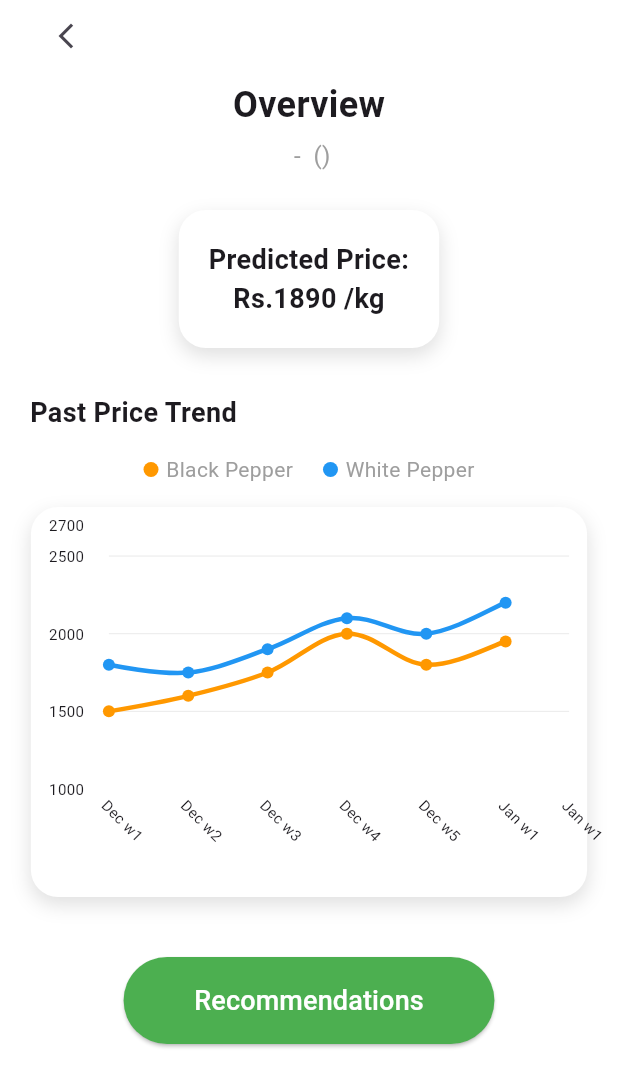
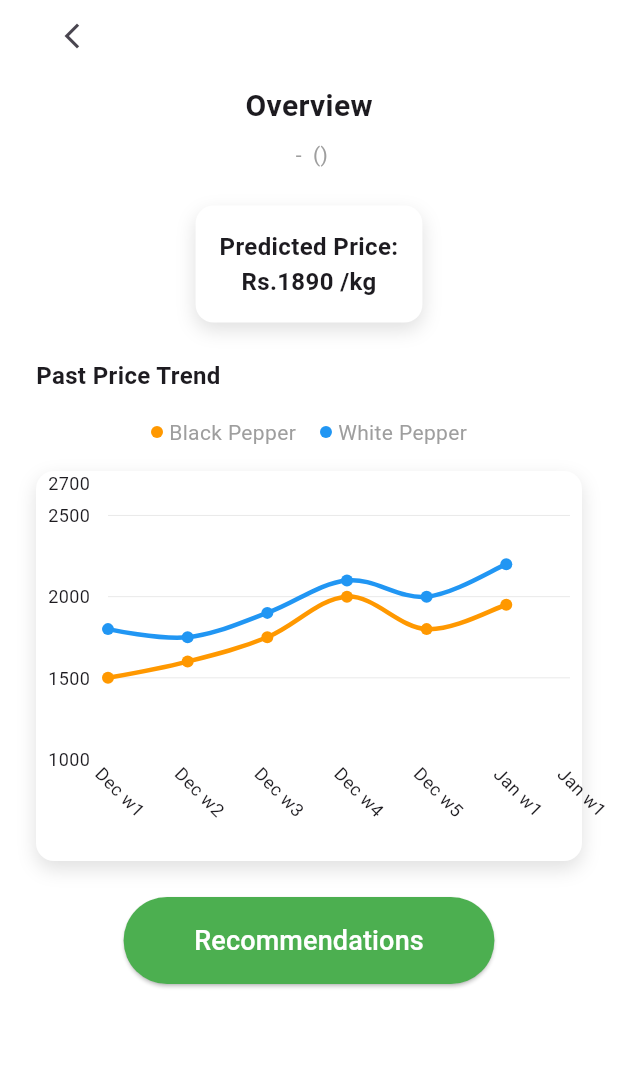
Before and after one commit to JanudiAdhikari/Research-Project, a Flutter app: the WeeklyPrediction screen opened directly with empty values, on a phone screen of 412 x 824 dp. Shown: the top 1087 px of the screen. Run offline on Flutter 3.47's test engine with Material 3 defaults, Android fonts, the phone set to English and light mode, and no system bars; drawn by our look-alikes of fl_chart; our stand-ins replace camera, cloud_firestore, firebase_auth, firebase_core, firebase_storage, flutter_secure_storage and 4 more; accounts and stored records are empty; Roboto replaces fonts that are missing (Poppins).

Commit message:
Improved screen responsiveness

```diff
--- a/mobile-app/lib/features/market_forecast/weekly_prediction.dart
+++ b/mobile-app/lib/features/market_forecast/weekly_prediction.dart
@@ -1,8 +1,8 @@
 import 'package:CeylonPepper/features/market_forecast/recommendations.dart';
 import 'package:fl_chart/fl_chart.dart';
 import 'package:flutter/material.dart';
+import '../../utils/responsive.dart';
 
-// Weekly pepper price prediction chart view
 class WeeklyPrediction extends StatelessWidget {
   final String? year;
   final String? month;
@@ -44,54 +44,56 @@ class WeeklyPrediction extends StatelessWidget {
   final Color blackPepperColor = Colors.orange;
   final Color whitePepperColor = Colors.blue;
 
-  /// Get the Monday date of a given week number in a month
-  DateTime getWeekStartDate(int year, int month, int weekNumber) {
-    final firstDay = DateTime(year, month, 1);
-    final dayOfWeek = firstDay.weekday; // Monday=1
-    final offset = (dayOfWeek == 1) ? 0 : (8 - dayOfWeek);
-    final firstMonday = firstDay.add(Duration(days: offset));
-    return firstMonday.add(Duration(days: 7 * (weekNumber - 1)));
-  }
-
-  /// Generate previous 6 weeks in chronological order (oldest first)
-  List<Map<String, int>> generatePreviousWeeks(
+  // Generate previous N weeks from selected year/month/week
+  List<Map<String, dynamic>> generatePreviousWeeks(
     int year,
     int month,
     int weekNumber,
+    int count,
   ) {
-    List<Map<String, int>> weeks = [];
-    int y = year;
-    int m = month;
-    int w = weekNumber;
+    List<Map<String, dynamic>> weeks = [];
 
-    while (weeks.length < 6) {
-      weeks.insert(0, {
-        "year": y,
-        "month": m,
-        "week": w,
-      }); // insert at start to keep chronological
+    // First day of selected month
+    DateTime firstDayOfMonth = DateTime(year, month, 1);
 
-      w--; // previous week
-      if (w == 0) {
-        m--; // previous month
-        if (m == 0) {
-          m = 12;
-          y--;
-        }
-        // Calculate number of weeks in previous month
-        final firstDay = DateTime(y, m, 1);
-        final lastDay = DateTime(y, m + 1, 0);
-        int totalWeeks =
-            ((lastDay.day - (7 - firstDay.weekday + 1)) / 7).ceil() + 1;
-        w = totalWeeks;
-      }
+    // Calculate start date of the selected week
+    int dayOfWeek = firstDayOfMonth.weekday; // Monday = 1
+    int offset = (dayOfWeek == 1) ? 0 : (8 - dayOfWeek);
+    DateTime firstMonday = firstDayOfMonth.add(Duration(days: offset));
+    DateTime selectedWeekStart = firstMonday.add(
+      Duration(days: (weekNumber - 1) * 7),
+    );
+
+    for (int i = count - 1; i >= 0; i--) {
+      DateTime weekStart = selectedWeekStart.subtract(Duration(days: i * 7));
+      int wYear = weekStart.year;
+      int wMonth = weekStart.month;
+
+      // Calculate week number in month
+      DateTime firstOfMonth = DateTime(wYear, wMonth, 1);
+      int firstWeekday = firstOfMonth.weekday;
+      int firstMondayOffset = (firstWeekday == 1) ? 0 : (8 - firstWeekday);
+      DateTime monthFirstMonday = firstOfMonth.add(
+        Duration(days: firstMondayOffset),
+      );
+
+      int weekInMonth =
+          ((weekStart.difference(monthFirstMonday).inDays) / 7).floor() + 1;
+      if (weekStart.isBefore(monthFirstMonday)) weekInMonth = 1;
+
+      weeks.add({
+        'year': wYear,
+        'month': wMonth,
+        'week': weekInMonth,
+        'startDate': weekStart,
+      });
     }
+
     return weeks;
   }
 
-  /// Format week labels as "MMM wn"
-  List<String> formatWeekLabels(List<Map<String, int>> weeks) {
-    final List<String> labels = [];
+  // Format labels like "Jan w2"
+  List<String> formatWeekLabelsFromMap(List<Map<String, dynamic>> weeks) {
     final monthNames = [
       "",
       "Jan",
@@ -107,23 +109,23 @@ class WeeklyPrediction extends StatelessWidget {
       "Nov",
       "Dec",
     ];
-    for (var week in weeks) {
-      labels.add("${monthNames[week['month']!]} w${week['week']}");
-    }
-    return labels;
+    return weeks.map((w) {
+      return "${monthNames[w['month']!]} w${w['week']!}";
+    }).toList();
   }
 
   @override
   Widget build(BuildContext context) {
-    final y = int.tryParse(year ?? '') ?? 2024;
+    final responsive = context.responsive;
+    final y = int.tryParse(year ?? '') ?? 2025;
     final m = int.tryParse(month ?? '') ?? 1;
     final w = int.tryParse(week ?? '') ?? 1;
 
-    final previousWeeks = generatePreviousWeeks(y, m, w);
-    final weekLabels = formatWeekLabels(previousWeeks);
+    final previousWeeks = generatePreviousWeeks(y, m, w, 6);
+    final weekLabels = formatWeekLabelsFromMap(previousWeeks);
     final dataLength = previousWeeks.length;
 
-    // Generate dynamic data for each week (need to replace with real data)
+    // Assign prices for each week
     List<double> blackData = [];
     List<double> whiteData = [];
     for (int i = 0; i < dataLength; i++) {
@@ -136,45 +138,49 @@ class WeeklyPrediction extends StatelessWidget {
       backgroundColor: Colors.white,
       body: SafeArea(
         child: SingleChildScrollView(
-          padding: const EdgeInsets.symmetric(horizontal: 20),
+          padding: EdgeInsets.symmetric(horizontal: responsive.pagePadding),
           child: Column(
             crossAxisAlignment: CrossAxisAlignment.start,
             children: [
               Row(
                 children: [
                   IconButton(
-                    icon: const Icon(Icons.arrow_back_ios_new, size: 20),
+                    icon: Icon(
+                      Icons.arrow_back_ios_new,
+                      size: responsive.smallIconSize,
+                    ),
                     onPressed: () => Navigator.pop(context),
                   ),
                   const Spacer(),
                 ],
               ),
-              const SizedBox(height: 5),
+              SizedBox(height: responsive.smallSpacing),
               Center(
                 child: Column(
                   children: [
-                    const Text(
+                    ResponsiveText(
                       'Overview',
-                      style: TextStyle(
-                        fontSize: 24,
-                        fontWeight: FontWeight.w700,
-                      ),
+                      mobileFontSize: responsive.headingFontSize,
+                      fontWeight: FontWeight.w700,
                     ),
-                    const SizedBox(height: 5),
-                    Text(
+                    SizedBox(height: responsive.smallSpacing),
+                    ResponsiveText(
                       '${month ?? 'Month'} - ${week ?? 'Week'} (${year ?? 'Year'})',
-                      style: const TextStyle(fontSize: 16, color: Colors.grey),
+                      mobileFontSize: responsive.bodyFontSize,
+                      color: Colors.grey,
                     ),
                   ],
                 ),
               ),
-              const SizedBox(height: 25),
+              SizedBox(height: responsive.largeSpacing),
               Center(
                 child: Container(
-                  padding: const EdgeInsets.all(20),
+                  padding: EdgeInsets.all(responsive.mediumSpacing),
                   decoration: BoxDecoration(
                     color: Colors.white,
-                    borderRadius: BorderRadius.circular(18),
+                    borderRadius: BorderRadius.circular(
+                      responsive.largeSpacing / 2,
+                    ),
                     boxShadow: const [
                       BoxShadow(
                         color: Colors.black12,
@@ -183,31 +189,33 @@ class WeeklyPrediction extends StatelessWidget {
                       ),
                     ],
                   ),
-                  child: const Text(
+                  child: ResponsiveText(
                     'Predicted Price:\nRs.1890 /kg',
+                    mobileFontSize: responsive.titleFontSize,
                     textAlign: TextAlign.center,
-                    style: TextStyle(fontSize: 18, fontWeight: FontWeight.w600),
+                    fontWeight: FontWeight.w600,
                   ),
                 ),
               ),
-              const SizedBox(height: 30),
-              const Text(
+              SizedBox(height: responsive.largeSpacing),
+              ResponsiveText(
                 'Past Price Trend',
-                style: TextStyle(fontSize: 18, fontWeight: FontWeight.w700),
+                mobileFontSize: responsive.titleFontSize,
+                fontWeight: FontWeight.w700,
               ),
-              const SizedBox(height: 15),
-              _buildLegend(),
-              const SizedBox(height: 15),
-
-              // Centered and widened chart container
+              SizedBox(height: responsive.mediumSpacing),
+              _buildLegend(responsive),
+              SizedBox(height: responsive.mediumSpacing),
               Center(
                 child: Container(
-                  width: MediaQuery.of(context).size.width * 0.9,
+                  width: responsive.maxContentWidth,
                   height: 260,
-                  padding: const EdgeInsets.all(12),
+                  padding: EdgeInsets.all(responsive.smallSpacing),
                   decoration: BoxDecoration(
                     color: Colors.white,
-                    borderRadius: BorderRadius.circular(18),
+                    borderRadius: BorderRadius.circular(
+                      responsive.largeSpacing / 2,
+                    ),
                     boxShadow: const [
                       BoxShadow(
                         color: Colors.black12,
@@ -247,7 +255,9 @@ class WeeklyPrediction extends StatelessWidget {
                             getTitlesWidget: (value, meta) {
                               return Text(
                                 '${value ~/ 1}',
-                                style: const TextStyle(fontSize: 10),
+                                style: TextStyle(
+                                  fontSize: responsive.smallFontSize,
+                                ),
                               );
                             },
                           ),
@@ -266,8 +276,9 @@ class WeeklyPrediction extends StatelessWidget {
                                 angle: 0.785,
                                 child: Text(
                                   weekLabels[value.toInt()],
-                                  textAlign: TextAlign.start,
-                                  style: const TextStyle(fontSize: 10),
+                                  style: TextStyle(
+                                    fontSize: responsive.smallFontSize,
+                                  ),
                                 ),
                               );
                             },
@@ -300,13 +311,12 @@ class WeeklyPrediction extends StatelessWidget {
                   ),
                 ),
               ),
-
-              const SizedBox(height: 40),
+              SizedBox(height: responsive.largeSpacing),
 
               // Recommendations button
               Center(
                 child: SizedBox(
-                  width: MediaQuery.of(context).size.width * 0.6, // 60% width
+                  width: MediaQuery.of(context).size.width * 0.6,
                   child: ElevatedButton(
                     style: ElevatedButton.styleFrom(
                       padding: const EdgeInsets.symmetric(
@@ -334,7 +344,7 @@ class WeeklyPrediction extends StatelessWidget {
                 ),
               ),
 
-              const SizedBox(height: 30),
+              SizedBox(height: responsive.largeSpacing),
             ],
           ),
         ),
@@ -342,27 +352,47 @@ class WeeklyPrediction extends StatelessWidget {
     );
   }
 
-  Widget _buildLegend() {
+  // Legend widget
+  Widget _buildLegend(Responsive responsive) {
     return Row(
       mainAxisAlignment: MainAxisAlignment.center,
       children: [
-        _legendItem(color: blackPepperColor, label: 'Black Pepper'),
-        const SizedBox(width: 20),
-        _legendItem(color: whitePepperColor, label: 'White Pepper'),
+        _legendItem(
+          color: blackPepperColor,
+          label: 'Black Pepper',
+          responsive: responsive,
+        ),
+        SizedBox(width: responsive.mediumSpacing),
+        _legendItem(
+          color: whitePepperColor,
+          label: 'White Pepper',
+          responsive: responsive,
+        ),
       ],
     );
   }
 
-  Widget _legendItem({required Color color, required String label}) {
+  // Legend item widget
+  Widget _legendItem({
+    required Color color,
+    required String label,
+    required Responsive responsive,
+  }) {
     return Row(
       children: [
         Container(
-          width: 10,
-          height: 10,
+          width: responsive.smallSpacing,
+          height: responsive.smallSpacing,
           decoration: BoxDecoration(shape: BoxShape.circle, color: color),
         ),
-        const SizedBox(width: 5),
-        Text(label, style: const TextStyle(fontSize: 14, color: Colors.grey)),
+        SizedBox(width: responsive.smallSpacing / 2),
+        Text(
+          label,
+          style: TextStyle(
+            fontSize: responsive.bodyFontSize,
+            color: Colors.grey,
+          ),
+        ),
       ],
     );
   }
```
